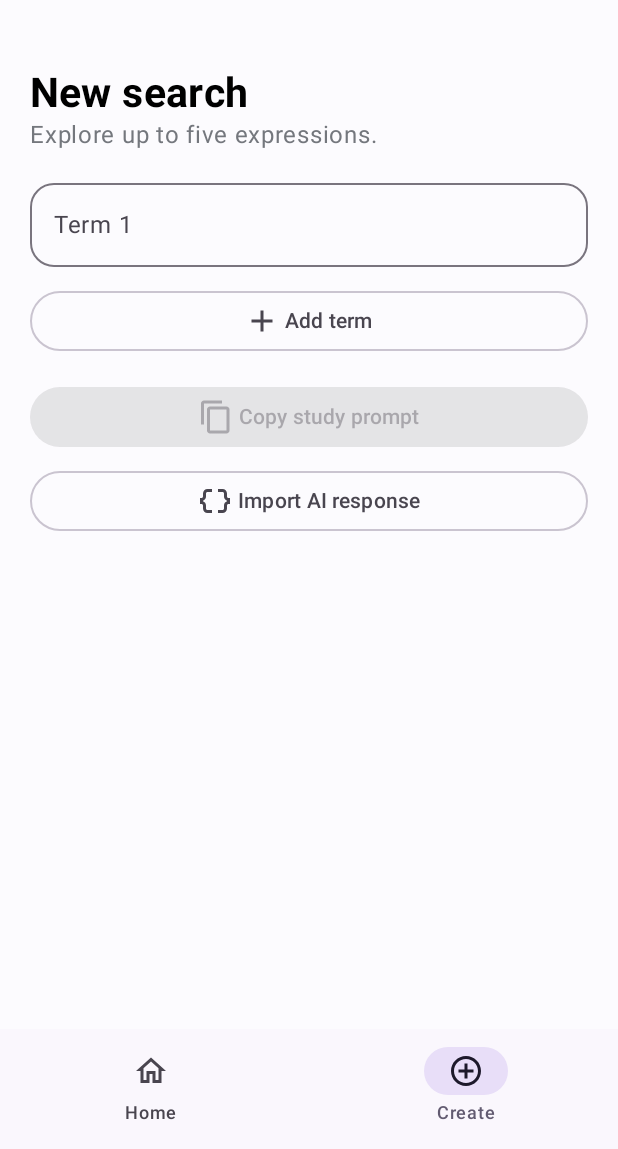
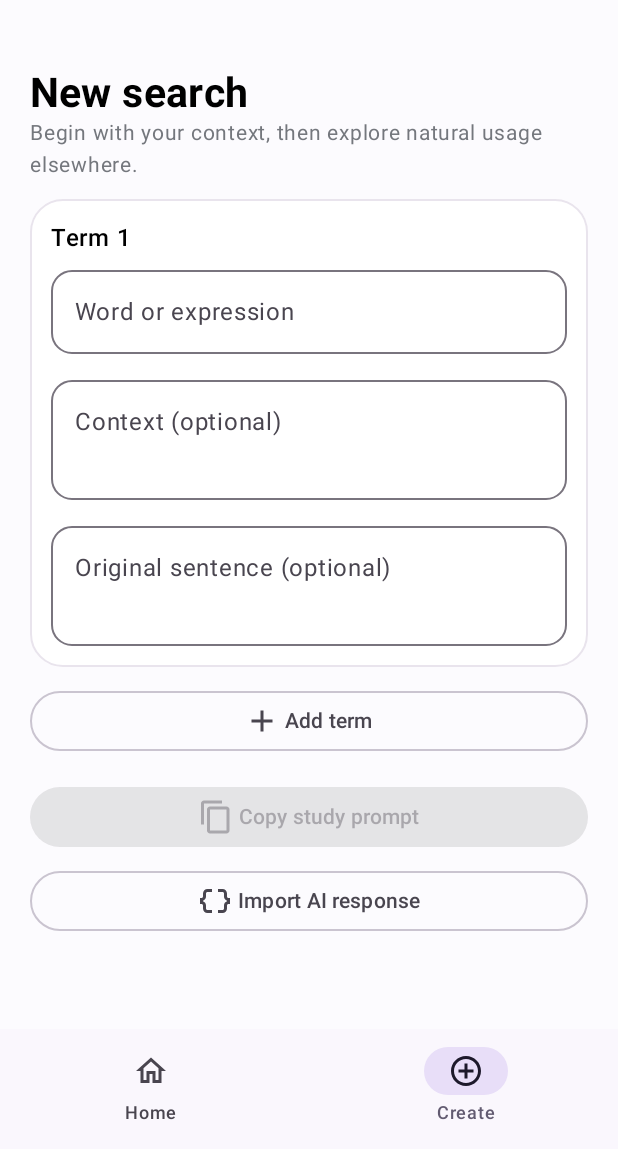
Before and after one commit to oyayasu/Studysh, an Android app built with Jetpack Compose: the screen it shows after launch (MainActivity), item 2 of the bottom bar chosen, on a phone screen of 412 x 824 dp, the part 87-1236 px from its top. Run offline under Robolectric (Android 15) with nearby library versions, the phone set to English and light mode, and no system bars.

Commit message:
Add individual free-form context and original sentence fields with adaptive bilingual study prompt

```diff
--- a/app/src/main/java/com/oyayasu/studysh/MainActivity.kt
+++ b/app/src/main/java/com/oyayasu/studysh/MainActivity.kt
@@ -33,6 +33,7 @@ private val Ink=Color(0xFF17191C)
 private val Muted=Color(0xFF74777D)
 private val Canvas=Color(0xFFFCFBFE)
 private val Pastels=listOf(Color(0xFFF9F0E4),Color(0xFFEAF1FB),Color(0xFFE7F5EE),Color(0xFFF5ECF5),Color(0xFFFFF3DF),Color(0xFFEBF2F3))
+data class StudyQuery(val term:String="",val context:String="",val sentence:String="")
 data class Note(val title:String,val type:String,val content:String,val examples:List<Pair<String,String>> = emptyList())
 data class Entry(val term:String,val pronunciation:String,val status:String,val notes:List<Note>,val original:String,val partOfSpeech:String="",val language:String="English")
 class MainActivity:ComponentActivity(){
@@ -106,18 +107,28 @@ private fun parseEntries(raw:String):List<Entry>{
   Entry(obj.optString("term"),obj.optString("pronunciation"),obj.optString("status",""),notes,obj.toString(),obj.optString("partOfSpeech"),obj.optString("language","English"))
  }.filter { it.term.isNotBlank() }
 }
-private fun prompt(terms:List<String>):String = """
-You are an expert teacher of natural American English for a Brazilian Portuguese speaker.
-Analyze these terms independently: ${terms.joinToString("; ")}.
-Your job is to give a personalized, natural, bilingual explanation that helps the student understand and USE each term, not an encyclopedia or a rigid dictionary template.
-Write explanations primarily in Brazilian Portuguese. Keep English phrases, constructions, and natural example sentences in English, followed by their Brazilian Portuguese interpretation.
-For each term, choose ONLY the content that term genuinely needs: central meaning, grammatical patterns, natural examples, comparisons, register, unusual nuances, caveats, incomplete expressions, or context-dependent interpretations, as appropriate. Do not force categories, counts, or repeated sections. Favor clear concise paragraphs and precise insights over volume.
-If a query contains parentheses, prioritize the expression inside them. If a phrase is incomplete or ambiguous, explain what can be inferred and what cannot; never invent the author's intent or a missing context. Request the original sentence when needed, inside a natural explanatory block. Do not add uncertainty warnings without a real reason.
-Give examples only when they clarify usage. Explain unnatural or humorous usage when instructive. No quizzes, exercises, progress labels, filler, or motivational text.
-Return ONLY a compact, valid JSON object, without Markdown fences, with this structure:
-{"version":2,"entries":[{"term":"...","language":"English","pronunciation":"/IPA/ (only if confident)","partOfSpeech":"verb (only if relevant)","blocks":[{"style":"purple","title":"Free, natural title in Portuguese","text":"Markdown with **bold** and *italic*"},{"style":"green","title":"Exemplos naturais","examples":[{"en":"English example.","pt":"Interpretação natural em português."}]}]}]}
-Each entry may have ANY number of blocks, any titles, and any combination of text and examples. Use style values: purple (concept/explanation), blue (grammar/constructions), green (examples/comparisons), yellow (nuances/observations), rose (caveats/ambiguity), or plain (long-form text). Colors are visual hints, NOT required categories. Omit fields that do not apply. Use simple Markdown **bold** and *italic* within text; never put Markdown syntax in titles. Use explicit examples arrays for paired translations. Make the JSON as short as reasonably possible while preserving meaningful distinctions. Always include ALL requested terms in a single valid JSON document. Keep explanations concise enough to fit the response. If output length is a concern, shorten blocks rather than omit terms. Do not escape Markdown asterisks, square brackets or underscores; use normal JSON escaping only.
+private fun prompt(queries:List<StudyQuery>):String {
+ val requested=JSONArray()
+ queries.filter{it.term.isNotBlank()}.forEach{q->requested.put(JSONObject().put("term",q.term.trim()).put("context",q.context.trim()).put("originalSentence",q.sentence.trim()))}
+ return """
+You are a highly skilled teacher of natural American English for a Brazilian Portuguese speaker. Your job is to help the learner genuinely UNDERSTAND and USE each term, not memorize a dictionary or read an encyclopedia.
+REQUESTS (each context and original sentence belongs ONLY to its own term):
+${requested.toString(2)}
+
+PEDAGOGY:
+Explain mainly in clear Brazilian Portuguese. Keep target English expressions, reusable constructions, collocations and natural American English examples in English, paired with idiomatic Brazilian Portuguese interpretations.
+Start with a central mental model or meaning, not just a translation. If a context is provided, explain that sense FIRST, then expand to other relevant contexts, including ordinary conversations. Context is a free-form subject/situation, NOT a media type and NOT a limit on learning.
+If an original sentence is given, explain the term's function in it. If the original is missing or incomplete, do not invent the author's intent; identify genuine ambiguity and explain what additional context would clarify it. Do not add pointless uncertainty warnings.
+Teach the most useful reusable grammatical patterns, especially which prepositions, complements, verbs, nouns, and clauses normally appear before or after the term. Explain relevant restrictions and why patterns work. Include collocations, related forms and derived constructions when they improve independent use.
+Explain nuances: meaning, intensity, connotation, register, contrasts with near synonyms, contexts in which a phrase sounds unnatural, and important differences from literal Portuguese. Use illustrative natural examples, progressing from simple to contextual when valuable.
+Each term is DIFFERENT. Choose ONLY the insights it needs. Do not force fixed sections, minimum numbers of examples, quizzes, exercises, progress labels, trivia, or repeated explanations.
+Write like an excellent personalized ChatGPT explanation: short coherent paragraphs, concise descriptive headings, **bold** for essential patterns and insights, *italic* for English terms in running text, lists only when helpful. Make the explanation deep in insight but economical in words. Each point should build on the previous one. Separate examples from their translations visually.
+
+OUTPUT: Return ONLY a single complete valid JSON object, with no code fences:
+{"version":2,"entries":[{"term":"strive","language":"English","pronunciation":"/straɪv/","partOfSpeech":"verb","context":"Art — drawing","originalSentence":"","blocks":[{"style":"purple","title":"Ideia central","text":"Clear **bold** and *italic* Markdown."},{"style":"blue","title":"Construções importantes","text":"**strive to + verb** — ..."},{"style":"green","title":"Exemplos naturais","examples":[{"en":"Artists strive to improve.","pt":"Artistas se empenham em melhorar."}]},{"style":"yellow","title":"Nuance importante","text":"..."}]}]}
+Each entry has a flexible number of blocks with FREE titles. Blocks may contain text, examples, or both. Visual styles are hints, NOT required sections: purple=concept, blue=patterns, green=examples, yellow=nuance, rose=ambiguity/caveat, plain=neutral. Order blocks for clear learning, not by color. Keep paragraphs and cards reasonably short without sacrificing necessary insights. Use proper JSON escaping only: NEVER escape Markdown asterisks, underscores, or JSON array brackets with backslashes. Include EVERY requested term; if space is limited remove redundancy, not terms. Never output partial JSON.
 """.trimIndent()
+}
 @Composable private fun StudyshApp(read:()->String,save:(String)->Unit){
  var library by remember { mutableStateOf(read()) }
  var entries by remember { mutableStateOf(runCatching { parseEntries(library) }.getOrDefault(emptyList())) }
@@ -126,7 +137,7 @@ Each entry may have ANY number of blocks, any titles, and any combination of tex
  var compact by remember { mutableStateOf(true) }
  var selected by remember { mutableStateOf<Entry?>(null) }
  var search by remember { mutableStateOf("") }
- var fields by remember { mutableStateOf(listOf("")) }
+ var fields by remember { mutableStateOf(listOf(StudyQuery())) }
  var error by remember { mutableStateOf("") }
  var jsonText by remember { mutableStateOf("") }
  var showPaste by remember { mutableStateOf(false) }
@@ -230,17 +241,23 @@ Each entry may have ANY number of blocks, any titles, and any combination of tex
    }else{
     when(page){
      0->LazyColumn(modifier=Modifier.weight(1f),contentPadding=PaddingValues(20.dp),verticalArrangement=Arrangement.spacedBy(12.dp)){
-      item{Text("New search",fontSize=27.sp,fontWeight=FontWeight.Bold);Text("Explore up to five expressions.",color=Muted)}
+      item{Text("New search",fontSize=27.sp,fontWeight=FontWeight.Bold);Text("Begin with your context, then explore natural usage elsewhere.",color=Muted,fontSize=14.sp,lineHeight=21.sp)}
       items(fields.size){i->
-       Row(verticalAlignment=Alignment.CenterVertically){
-        OutlinedTextField(value=fields[i],onValueChange={v->fields=fields.mapIndexed{j,s->if(i==j)v else s}},label={Text("Term ${i+1}")},singleLine=true,modifier=Modifier.weight(1f),shape=RoundedCornerShape(16.dp))
-        if(fields.size>1)IconButton(onClick={fields=fields.filterIndexed{j,_->i!=j}}){Icon(Icons.Outlined.Close,"Remove")}
+       val query=fields[i]
+       Column(Modifier.fillMaxWidth().background(Color.White,RoundedCornerShape(22.dp)).border(1.dp,Color(0xFFE9E4ED),RoundedCornerShape(22.dp)).padding(14.dp),verticalArrangement=Arrangement.spacedBy(9.dp)){
+        Row(verticalAlignment=Alignment.CenterVertically){
+         Text("Term ${i+1}",fontWeight=FontWeight.SemiBold,fontSize=16.sp,modifier=Modifier.weight(1f))
+         if(fields.size>1)IconButton(onClick={fields=fields.filterIndexed{j,_->i!=j}}){Icon(Icons.Outlined.Close,"Remove term")}
+        }
+        OutlinedTextField(value=query.term,onValueChange={v->fields=fields.mapIndexed{j,q->if(i==j)q.copy(term=v) else q}},placeholder={Text("Word or expression")},singleLine=true,modifier=Modifier.fillMaxWidth(),shape=RoundedCornerShape(14.dp))
+        OutlinedTextField(value=query.context,onValueChange={v->fields=fields.mapIndexed{j,q->if(i==j)q.copy(context=v) else q}},label={Text("Context (optional)")},placeholder={Text("e.g. Art — anatomy, perspective, composition")},modifier=Modifier.fillMaxWidth(),minLines=2,maxLines=4,shape=RoundedCornerShape(14.dp))
+        OutlinedTextField(value=query.sentence,onValueChange={v->fields=fields.mapIndexed{j,q->if(i==j)q.copy(sentence=v) else q}},label={Text("Original sentence (optional)")},placeholder={Text("Paste the sentence where you found it")},modifier=Modifier.fillMaxWidth(),minLines=2,maxLines=4,shape=RoundedCornerShape(14.dp))
        }
       }
       item{
-       OutlinedButton(onClick={fields=fields+""},enabled=fields.size<5,modifier=Modifier.fillMaxWidth()){Icon(Icons.Outlined.Add,null);Text(" Add term")}
+       OutlinedButton(onClick={fields=fields+StudyQuery()},enabled=fields.size<5,modifier=Modifier.fillMaxWidth()){Icon(Icons.Outlined.Add,null);Text(" Add term")}
        Spacer(Modifier.height(16.dp))
-       Button(onClick={clipboard.setText(AnnotatedString(prompt(fields.map{it.trim()}.filter{it.isNotEmpty()})));error="Prompt copied to clipboard."},enabled=fields.any{it.isNotBlank()},modifier=Modifier.fillMaxWidth()){Icon(Icons.Outlined.ContentCopy,null);Text(" Copy study prompt")}
+       Button(onClick={clipboard.setText(AnnotatedString(prompt(fields.filter{it.term.isNotBlank()})));error="Prompt copied to clipboard."},enabled=fields.any{it.term.isNotBlank()},modifier=Modifier.fillMaxWidth()){Icon(Icons.Outlined.ContentCopy,null);Text(" Copy study prompt")}
        Spacer(Modifier.height(8.dp))
        OutlinedButton(onClick={importSource="paste";jsonText="";showPaste=true},modifier=Modifier.fillMaxWidth()){Icon(Icons.Outlined.DataObject,null);Text(" Import AI response")}
       }
```
